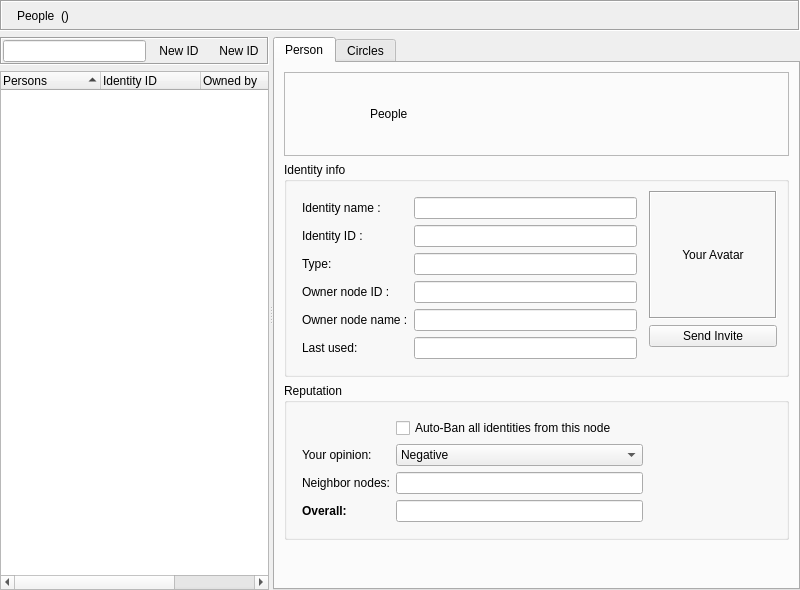
The window that retroshare-gui/src/gui/Identity/IdDialog.ui (RetroShare/RetroShare) describes before a commit, drawn with Qt 5.
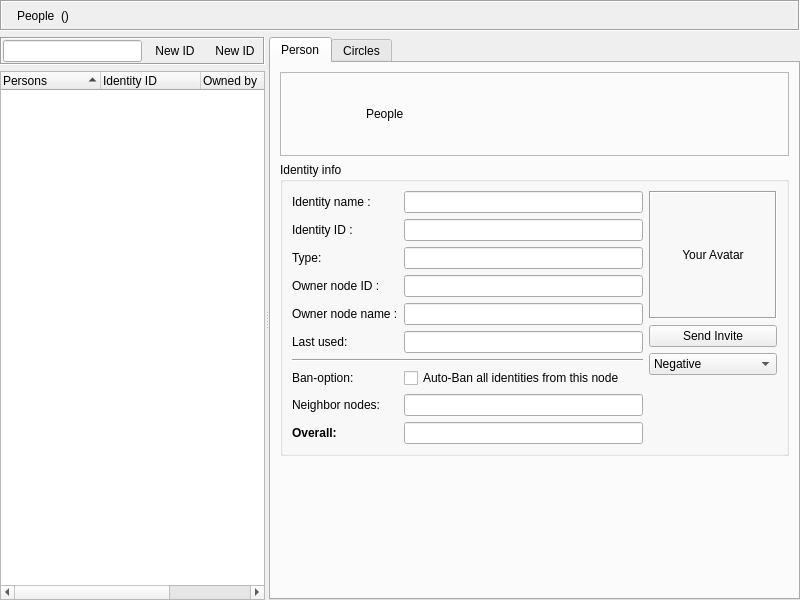
The same window after the commit. Icons and pictures are not drawn. Custom widgets are drawn as their Qt base class.

Commit message: updating icons more flat replacement improving people page layout

What changed in the file:
```diff
--- a/retroshare-gui/src/gui/Identity/IdDialog.ui
+++ b/retroshare-gui/src/gui/Identity/IdDialog.ui
@@ -7,7 +7,7 @@
     <x>0</x>
     <y>0</y>
     <width>800</width>
-    <height>590</height>
+    <height>600</height>
    </rect>
   </property>
   <property name="sizePolicy">
@@ -352,113 +352,23 @@
           </property>
           <layout class="QGridLayout" name="detailsGroupBoxGLayout">
            <item row="0" column="0">
-            <layout class="QGridLayout" name="detailTextGLayout">
-             <property name="leftMargin">
-              <number>6</number>
+            <widget class="QLabel" name="label_Nickname">
+             <property name="text">
+              <string>Identity name :</string>
              </property>
-             <property name="topMargin">
-              <number>6</number>
-             </property>
-             <property name="rightMargin">
-              <number>6</number>
-             </property>
-             <property name="bottomMargin">
-              <number>6</number>
-             </property>
-             <property name="spacing">
-              <number>6</number>
-             </property>
-             <item row="2" column="0">
-              <widget class="QLabel" name="label_KeyId">
-               <property name="text">
-                <string>Identity ID :</string>
-               </property>
-              </widget>
-             </item>
-             <item row="1" column="0">
-              <widget class="QLabel" name="label_Nickname">
-               <property name="text">
-                <string>Identity name :</string>
-               </property>
-              </widget>
-             </item>
-             <item row="4" column="0">
-              <widget class="QLabel" name="label_GpgId">
-               <property name="text">
-                <string>Owner node ID :</string>
-               </property>
-              </widget>
-             </item>
-             <item row="1" column="1">
-              <widget class="QLineEdit" name="lineEdit_Nickname">
-               <property name="enabled">
-                <bool>true</bool>
-               </property>
-               <property name="readOnly">
-                <bool>true</bool>
-               </property>
-              </widget>
-             </item>
-             <item row="2" column="1">
-              <widget class="QLineEdit" name="lineEdit_KeyId">
-               <property name="enabled">
-                <bool>true</bool>
-               </property>
-               <property name="readOnly">
-                <bool>true</bool>
-               </property>
-              </widget>
-             </item>
-             <item row="4" column="1">
-              <widget class="QLineEdit" name="lineEdit_GpgId">
-               <property name="enabled">
-                <bool>true</bool>
-               </property>
-               <property name="readOnly">
-                <bool>true</bool>
-               </property>
-              </widget>
-             </item>
-             <item row="5" column="0">
-              <widget class="QLabel" name="label_GpgName">
-               <property name="text">
-                <string>Owner node name :</string>
-               </property>
-              </widget>
-             </item>
-             <item row="5" column="1">
-              <widget class="QLineEdit" name="lineEdit_GpgName">
-               <property name="enabled">
-                <bool>true</bool>
-               </property>
-               <property name="readOnly">
-                <bool>true</bool>
-               </property>
-              </widget>
-             </item>
-             <item row="3" column="0">
-              <widget class="QLabel" name="label_Type">
-               <property name="text">
-                <string>Type:</string>
-               </property>
-              </widget>
-             </item>
-             <item row="3" column="1">
-              <widget class="QLineEdit" name="lineEdit_Type"/>
-             </item>
-             <item row="6" column="0">
-              <widget class="QLabel" name="label_LastUsed">
-               <property name="text">
-                <string>Last used:</string>
-               </property>
-              </widget>
-             </item>
-             <item row="6" column="1">
-              <widget class="QLineEdit" name="lineEdit_LastUsed"/>
-             </item>
-            </layout>
+            </widget>
            </item>
            <item row="0" column="1">
+            <widget class="QLineEdit" name="lineEdit_Nickname">
+             <property name="enabled">
+              <bool>true</bool>
+             </property>
+             <property name="readOnly">
+              <bool>true</bool>
+             </property>
+            </widget>
+           </item>
+           <item row="0" column="2" rowspan="9">
             <layout class="QVBoxLayout" name="detailAvatarVLayout">
              <item>
               <widget class="QLabel" name="avatarLabel">
@@ -505,75 +415,19 @@
               </widget>
              </item>
              <item>
-              <spacer name="avatarVSpacer">
-               <property name="orientation">
-                <enum>Qt::Vertical</enum>
-               </property>
-               <property name="sizeHint" stdset="0">
-                <size>
-                 <width>20</width>
-                 <height>2</height>
-                </size>
-               </property>
-              </spacer>
-             </item>
-            </layout>
-           </item>
-          </layout>
-         </widget>
-        </item>
-        <item>
-         <widget class="QGroupBox" name="reputationGroupBox">
-          <property name="sizePolicy">
-           <sizepolicy hsizetype="Preferred" vsizetype="Preferred">
-            <horstretch>0</horstretch>
-            <verstretch>0</verstretch>
-           </sizepolicy>
-          </property>
-          <property name="title">
-           <string>Reputation</string>
-          </property>
-          <layout class="QVBoxLayout" name="reputationGroupBoxVLayout">
-           <item>
-            <layout class="QGridLayout" name="reputationGLayout">
-             <property name="leftMargin">
-              <number>6</number>
-             </property>
-             <property name="topMargin">
-              <number>6</number>
-             </property>
-             <property name="rightMargin">
-              <number>6</number>
-             </property>
-             <property name="bottomMargin">
-              <number>6</number>
-             </property>
-             <item row="2" column="1">
-              <widget class="QLineEdit" name="neighborNodesOpinion_TF">
-               <property name="toolTip">
-                <string>&lt;html&gt;&lt;head/&gt;&lt;body&gt;&lt;p&gt;Average opinion of neighbor nodes about this identity. Negative is bad,&lt;/p&gt;&lt;p&gt;positive is good. Zero is neutral.&lt;/p&gt;&lt;/body&gt;&lt;/html&gt;</string>
-               </property>
-               <property name="readOnly">
-                <bool>true</bool>
-               </property>
-              </widget>
-             </item>
-             <item row="1" column="0">
-              <widget class="QLabel" name="ownOpinion_LB">
-               <property name="text">
-                <string>Your opinion:</string>
-               </property>
-              </widget>
-             </item>
-             <item row="2" column="0">
-              <widget class="QLabel" name="neighborNodesOpinion_LB">
-               <property name="text">
-                <string>Neighbor nodes:</string>
-               </property>
-              </widget>
-             </item>
-             <item row="1" column="1">
               <widget class="QComboBox" name="ownOpinion_CB">
+               <property name="sizePolicy">
+                <sizepolicy hsizetype="Minimum" vsizetype="Fixed">
+                 <horstretch>0</horstretch>
+                 <verstretch>0</verstretch>
+                </sizepolicy>
+               </property>
+               <property name="maximumSize">
+                <size>
+                 <width>128</width>
+                 <height>16777215</height>
+                </size>
+               </property>
                <property name="toolTip">
                 <string>&lt;!DOCTYPE HTML PUBLIC &quot;-//W3C//DTD HTML 4.0//EN&quot; &quot;http://www.w3.org/TR/REC-html40/strict.dtd&quot;&gt;
 &lt;html&gt;&lt;head&gt;&lt;meta name=&quot;qrichtext&quot; content=&quot;1&quot; /&gt;&lt;style type=&quot;text/css&quot;&gt;
@@ -622,51 +476,153 @@
                </item>
               </widget>
              </item>
-             <item row="3" column="1">
-              <widget class="QLineEdit" name="overallOpinion_TF">
-               <property name="toolTip">
-                <string>&lt;html&gt;&lt;head/&gt;&lt;body&gt;&lt;p&gt;Overall reputation score, accounting for yours and your friends'.&lt;/p&gt;&lt;p&gt;Negative is bad, positive is good. Zero is neutral. If the score is too low,&lt;/p&gt;&lt;p&gt;the identity is flagged as bad, and will be filtered out in forums, chat lobbies,&lt;/p&gt;&lt;p&gt;channels, etc.&lt;/p&gt;&lt;/body&gt;&lt;/html&gt;</string>
-               </property>
-               <property name="readOnly">
-                <bool>true</bool>
-               </property>
-              </widget>
-             </item>
-             <item row="3" column="0">
-              <widget class="QLabel" name="overallOpinion_LB">
-               <property name="font">
-                <font>
-                 <weight>75</weight>
-                 <bold>true</bold>
-                </font>
-               </property>
-               <property name="text">
-                <string>Overall:</string>
-               </property>
-              </widget>
-             </item>
-             <item row="0" column="1">
-              <widget class="QCheckBox" name="autoBanIdentities_CB">
-               <property name="text">
-                <string>Auto-Ban all identities from this node</string>
-               </property>
-              </widget>
-             </item>
-             <item row="0" column="2" rowspan="4">
-              <spacer name="verticalSpacer">
+             <item>
+              <spacer name="avatarVSpacer">
                <property name="orientation">
                 <enum>Qt::Vertical</enum>
                </property>
                <property name="sizeHint" stdset="0">
                 <size>
-                 <width>128</width>
-                 <height>40</height>
+                 <width>20</width>
+                 <height>2</height>
                 </size>
                </property>
               </spacer>
              </item>
             </layout>
            </item>
+           <item row="1" column="0">
+            <widget class="QLabel" name="label_KeyId">
+             <property name="text">
+              <string>Identity ID :</string>
+             </property>
+            </widget>
+           </item>
+           <item row="1" column="1">
+            <widget class="QLineEdit" name="lineEdit_KeyId">
+             <property name="enabled">
+              <bool>true</bool>
+             </property>
+             <property name="readOnly">
+              <bool>true</bool>
+             </property>
+            </widget>
+           </item>
+           <item row="2" column="0">
+            <widget class="QLabel" name="label_Type">
+             <property name="text">
+              <string>Type:</string>
+             </property>
+            </widget>
+           </item>
+           <item row="2" column="1">
+            <widget class="QLineEdit" name="lineEdit_Type"/>
+           </item>
+           <item row="3" column="0">
+            <widget class="QLabel" name="label_GpgId">
+             <property name="text">
+              <string>Owner node ID :</string>
+             </property>
+            </widget>
+           </item>
+           <item row="3" column="1">
+            <widget class="QLineEdit" name="lineEdit_GpgId">
+             <property name="enabled">
+              <bool>true</bool>
+             </property>
+             <property name="readOnly">
+              <bool>true</bool>
+             </property>
+            </widget>
+           </item>
+           <item row="4" column="0">
+            <widget class="QLabel" name="label_GpgName">
+             <property name="text">
+              <string>Owner node name :</string>
+             </property>
+            </widget>
+           </item>
+           <item row="4" column="1">
+            <widget class="QLineEdit" name="lineEdit_GpgName">
+             <property name="enabled">
+              <bool>true</bool>
+             </property>
+             <property name="readOnly">
+              <bool>true</bool>
+             </property>
+            </widget>
+           </item>
+           <item row="5" column="0">
+            <widget class="QLabel" name="label_LastUsed">
+             <property name="text">
+              <string>Last used:</string>
+             </property>
+            </widget>
+           </item>
+           <item row="5" column="1">
+            <widget class="QLineEdit" name="lineEdit_LastUsed"/>
+           </item>
+           <item row="6" column="0" colspan="2">
+            <widget class="Line" name="line">
+             <property name="orientation">
+              <enum>Qt::Horizontal</enum>
+             </property>
+            </widget>
+           </item>
+           <item row="7" column="0">
+            <widget class="QLabel" name="banoption_label">
+             <property name="text">
+              <string>Ban-option:</string>
+             </property>
+            </widget>
+           </item>
+           <item row="7" column="1">
+            <widget class="QCheckBox" name="autoBanIdentities_CB">
+             <property name="text">
+              <string>Auto-Ban all identities from this node</string>
+             </property>
+            </widget>
+           </item>
+           <item row="8" column="0">
+            <widget class="QLabel" name="neighborNodesOpinion_LB">
+             <property name="text">
+              <string>Neighbor nodes:</string>
+             </property>
+            </widget>
+           </item>
+           <item row="8" column="1">
+            <widget class="QLineEdit" name="neighborNodesOpinion_TF">
+             <property name="toolTip">
+              <string>&lt;html&gt;&lt;head/&gt;&lt;body&gt;&lt;p&gt;Average opinion of neighbor nodes about this identity. Negative is bad,&lt;/p&gt;&lt;p&gt;positive is good. Zero is neutral.&lt;/p&gt;&lt;/body&gt;&lt;/html&gt;</string>
+             </property>
+             <property name="readOnly">
+              <bool>true</bool>
+             </property>
+            </widget>
+           </item>
+           <item row="9" column="0">
+            <widget class="QLabel" name="overallOpinion_LB">
+             <property name="font">
+              <font>
+               <weight>75</weight>
+               <bold>true</bold>
+              </font>
+             </property>
+             <property name="text">
+              <string>Overall:</string>
+             </property>
+            </widget>
+           </item>
+           <item row="9" column="1">
+            <widget class="QLineEdit" name="overallOpinion_TF">
+             <property name="toolTip">
+              <string>&lt;html&gt;&lt;head/&gt;&lt;body&gt;&lt;p&gt;Overall reputation score, accounting for yours and your friends'.&lt;/p&gt;&lt;p&gt;Negative is bad, positive is good. Zero is neutral. If the score is too low,&lt;/p&gt;&lt;p&gt;the identity is flagged as bad, and will be filtered out in forums, chat lobbies,&lt;/p&gt;&lt;p&gt;channels, etc.&lt;/p&gt;&lt;/body&gt;&lt;/html&gt;</string>
+             </property>
+             <property name="readOnly">
+              <bool>true</bool>
+             </property>
+            </widget>
+           </item>
           </layout>
          </widget>
         </item>
```
Left out of the diff: 20 changed lines with no effect on the pictures. The commit also changes 19 other files.
